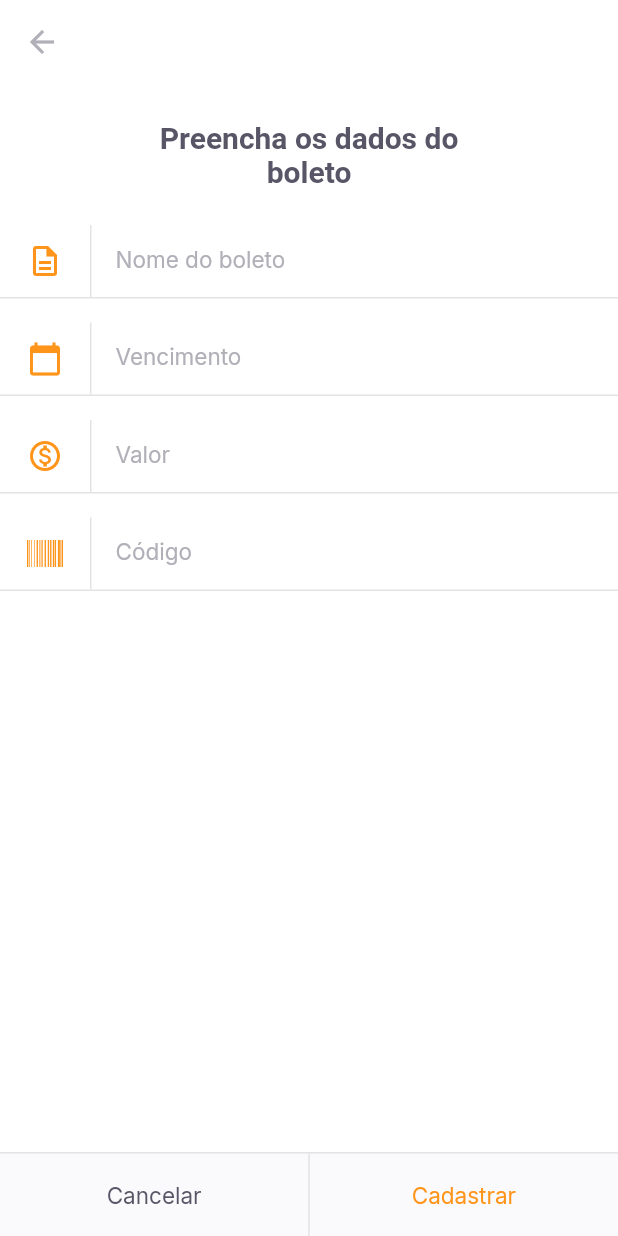
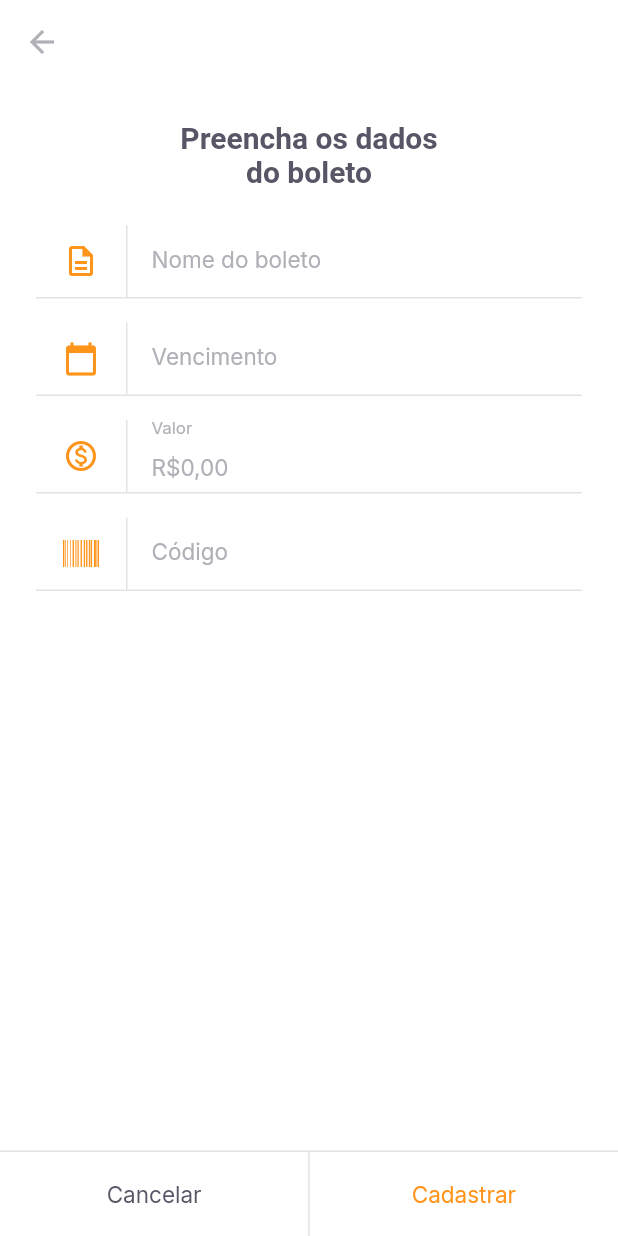
Before and after one commit to emiliosheinz/nlw-together-pay-flow, a Flutter app: the InsertBoletoPage screen opened by its route, on a phone screen of 412 x 824 dp. Run offline on Flutter 3.47's test engine with Material 2 defaults, Android fonts, the phone set to English and light mode, and no system bars; our stand-ins replace camera, firebase_core, flutter_masked_text2, font_awesome_flutter, google_fonts, google_sign_in and 2 more; missing offline and left inert: google_ml_kit; accounts and stored records are empty.

Commit message:
feat: register and validate boletos

```diff
--- /dev/null
+++ b/lib/modules/insert_boleto/insert_boleto_controller.dart
@@ -0,0 +1,45 @@
+import 'package:flutter/material.dart';
+import 'package:payflow/shared/models/boleto_model.dart';
+import 'package:shared_preferences/shared_preferences.dart';
+
+class InsertBoletoController {
+  final formKey = GlobalKey<FormState>();
+  BoletoModel model = BoletoModel();
+
+  String? validateName(String? value) =>
+      value?.isEmpty ?? true ? "O nome não pode ser vazio" : null;
+  String? validateVencimento(String? value) =>
+      value?.isEmpty ?? true ? "A data de vencimento não pode ser vazia" : null;
+  String? validateValor(double value) =>
+      value == 0 ? "Insira um valor maior que R\$ 0,00" : null;
+  String? validateCodigo(String? value) =>
+      value?.isEmpty ?? true ? "O código do boleto não pode ser vazio" : null;
+
+  void onChange({
+    String? name,
+    String? dueDate,
+    double? value,
+    String? barCode,
+  }) {
+    model = model.copyWith(
+      name: name,
+      dueDate: dueDate,
+      value: value,
+      barCode: barCode,
+    );
+  }
+
+  Future<void> saveBoleto() async {
+    final instance = await SharedPreferences.getInstance();
+    final boletos = instance.getStringList("boletos") ?? <String>[];
+    boletos.add(model.toJson());
+    await instance.setStringList("boletos", boletos);
+  }
+
+  Future<void> registerBoleto() async {
+    final form = formKey.currentState;
+    if (form!.validate()) {
+      await saveBoleto();
+    }
+  }
+}
--- a/lib/modules/insert_boleto/insert_boleto_page.dart
+++ b/lib/modules/insert_boleto/insert_boleto_page.dart
@@ -1,14 +1,39 @@
 import 'package:flutter/material.dart';
+import 'package:flutter_masked_text2/flutter_masked_text2.dart';
 import 'package:font_awesome_flutter/font_awesome_flutter.dart';
+import 'package:payflow/modules/insert_boleto/insert_boleto_controller.dart';
 import 'package:payflow/shared/input_text/input_text_widget.dart';
 import 'package:payflow/shared/themes/app_colors.dart';
 import 'package:payflow/shared/themes/app_text_style.dart';
 import 'package:payflow/shared/widgets/set_label_buttons/set_label_buttons.dart';
 
-class InsertBoletoPage extends StatelessWidget {
+class InsertBoletoPage extends StatefulWidget {
   static final String routeName = "/insert-boleto";
+  final String? barCode;
 
-  const InsertBoletoPage({Key? key}) : super(key: key);
+  const InsertBoletoPage({Key? key, this.barCode}) : super(key: key);
+
+  @override
+  _InsertBoletoPageState createState() => _InsertBoletoPageState();
+}
+
+class _InsertBoletoPageState extends State<InsertBoletoPage> {
+  final moneyInputTextController = MoneyMaskedTextController(
+    leftSymbol: "R\$",
+    decimalSeparator: ",",
+  );
+  final dueDateInputTextController = MaskedTextController(mask: "00/00/0000");
+  final barCodeInputTextController = TextEditingController();
+
+  final controller = InsertBoletoController();
+
+  @override
+  void initState() {
+    if (widget.barCode != null) {
+      barCodeInputTextController.text = widget.barCode!;
+    }
+    super.initState();
+  }
 
   @override
   Widget build(BuildContext context) {
@@ -21,44 +46,80 @@ class InsertBoletoPage extends StatelessWidget {
           color: AppColors.input,
         ),
       ),
-      body: Column(
+      body: SingleChildScrollView(
+        child: Padding(
+          padding: const EdgeInsets.symmetric(horizontal: 24),
+          child: Column(
             crossAxisAlignment: CrossAxisAlignment.center,
             children: [
               Padding(
-            padding: const EdgeInsets.symmetric(horizontal: 93, vertical: 24),
+                padding:
+                    const EdgeInsets.symmetric(horizontal: 93, vertical: 24),
                 child: Text(
                   "Preencha os dados do boleto",
                   style: AppTextStyles.titleBoldHeading,
                   textAlign: TextAlign.center,
                 ),
               ),
+              Form(
+                key: controller.formKey,
+                child: Column(
+                  children: [
                     InputTextWidget(
                       label: "Nome do boleto",
                       icon: Icons.description_outlined,
-            onChanged: (value) {},
+                      onChanged: (value) {
+                        controller.onChange(name: value);
+                      },
+                      validator: controller.validateName,
                     ),
                     InputTextWidget(
                       label: "Vencimento",
                       icon: Icons.calendar_today,
-            onChanged: (value) {},
+                      onChanged: (value) {
+                        controller.onChange(dueDate: value);
+                      },
+                      controller: dueDateInputTextController,
+                      validator: controller.validateVencimento,
                     ),
                     InputTextWidget(
                       label: "Valor",
                       icon: Icons.monetization_on_outlined,
-            onChanged: (value) {},
+                      onChanged: (value) {
+                        controller.onChange(
+                          value: moneyInputTextController.numberValue,
+                        );
+                      },
+                      controller: moneyInputTextController,
+                      validator: (_) => controller
+                          .validateValor(moneyInputTextController.numberValue),
                     ),
                     InputTextWidget(
                       label: "Código",
                       icon: FontAwesomeIcons.barcode,
-            onChanged: (value) {},
-          )
+                      onChanged: (value) {
+                        controller.onChange(barCode: value);
+                      },
+                      controller: barCodeInputTextController,
+                      validator: controller.validateCodigo,
+                    ),
                   ],
+                ),
+              ),
+            ],
+          ),
+        ),
       ),
       bottomNavigationBar: SetLabelButtons(
         primaryLabel: "Cancelar",
-        primaryOnPressed: () {},
+        primaryOnPressed: () {
+          Navigator.pop(context);
+        },
         secondaryLabel: "Cadastrar",
-        secondaryOnPressed: () {},
+        secondaryOnPressed: () async {
+          await controller.registerBoleto();
+          Navigator.pop(context);
+        },
         enableSecondaryColor: true,
       ),
     );
--- /dev/null
+++ b/lib/shared/models/boleto_model.dart
@@ -0,0 +1,73 @@
+import 'dart:convert';
+
+class BoletoModel {
+  final String? name;
+  final String? dueDate;
+  final double? value;
+  final String? barCode;
+
+  BoletoModel({
+    this.name,
+    this.dueDate,
+    this.value,
+    this.barCode,
+  });
+
+  BoletoModel copyWith({
+    String? name,
+    String? dueDate,
+    double? value,
+    String? barCode,
+  }) {
+    return BoletoModel(
+      name: name ?? this.name,
+      dueDate: dueDate ?? this.dueDate,
+      value: value ?? this.value,
+      barCode: barCode ?? this.barCode,
+    );
+  }
+
+  Map<String, dynamic> toMap() {
+    return {
+      'name': name,
+      'dueDate': dueDate,
+      'value': value,
+      'barCode': barCode,
+    };
+  }
+
+  factory BoletoModel.fromMap(Map<String, dynamic> map) {
+    return BoletoModel(
+      name: map['name'],
+      dueDate: map['dueDate'],
+      value: map['value'],
+      barCode: map['barCode'],
+    );
+  }
+
+  String toJson() => json.encode(toMap());
+
+  factory BoletoModel.fromJson(String source) =>
+      BoletoModel.fromMap(json.decode(source));
+
+  @override
+  String toString() {
+    return 'BoletoModel(name: $name, dueDate: $dueDate, value: $value, barCode: $barCode)';
+  }
+
+  @override
+  bool operator ==(Object other) {
+    if (identical(this, other)) return true;
+
+    return other is BoletoModel &&
+        other.name == name &&
+        other.dueDate == dueDate &&
+        other.value == value &&
+        other.barCode == barCode;
+  }
+
+  @override
+  int get hashCode {
+    return name.hashCode ^ dueDate.hashCode ^ value.hashCode ^ barCode.hashCode;
+  }
+}
--- a/lib/shared/widgets/set_label_buttons/set_label_buttons.dart
+++ b/lib/shared/widgets/set_label_buttons/set_label_buttons.dart
@@ -24,8 +24,8 @@ class SetLabelButtons extends StatelessWidget {
   @override
   Widget build(BuildContext context) {
     return Container(
-      color: AppColors.shape,
-      height: 56,
+      color: AppColors.background,
+      height: 57,
       child: Column(mainAxisSize: MainAxisSize.min, children: [
         Divider(
           thickness: 1,
@@ -33,7 +33,7 @@ class SetLabelButtons extends StatelessWidget {
           color: AppColors.stroke,
         ),
         Container(
-          height: 55,
+          height: 56,
           child: Row(
             children: [
               Expanded(
--- a/pubspec.yaml
+++ b/pubspec.yaml
@@ -38,6 +38,7 @@ dependencies:
   image_picker: ^0.8.0+4
   image_picker_for_web: ^2.0.0
   font_awesome_flutter: ^9.1.0
+  flutter_masked_text2: ^0.9.1
 
 dev_dependencies:
   flutter_test:
```
Also changed, not shown: pubspec.lock. Lines whose indentation alone changed are shown as unchanged.
